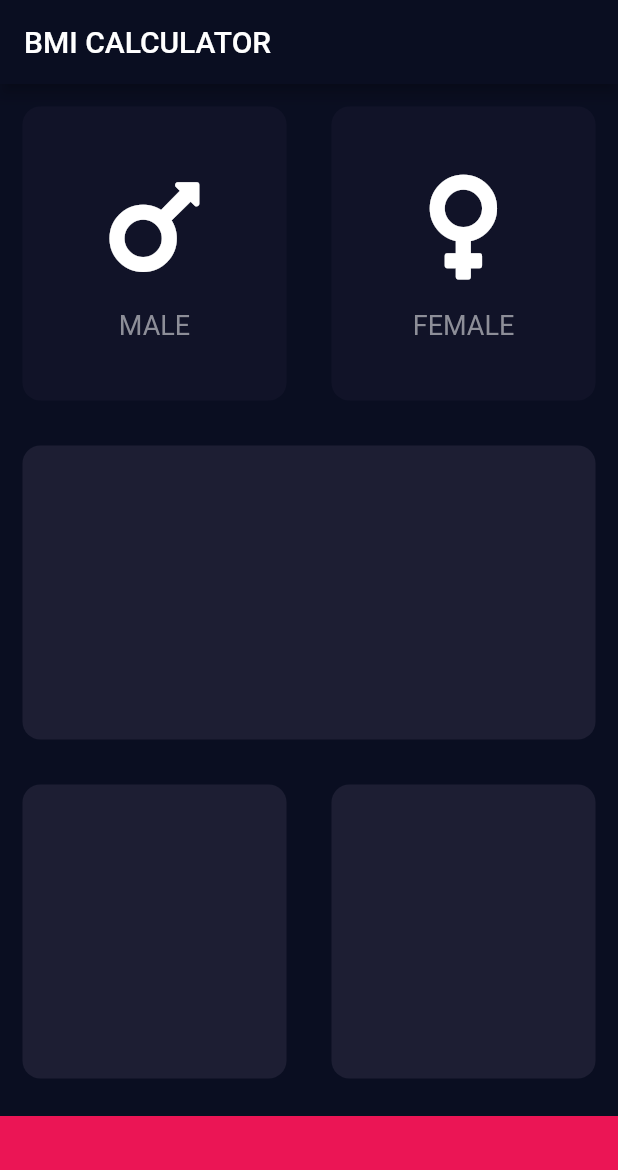
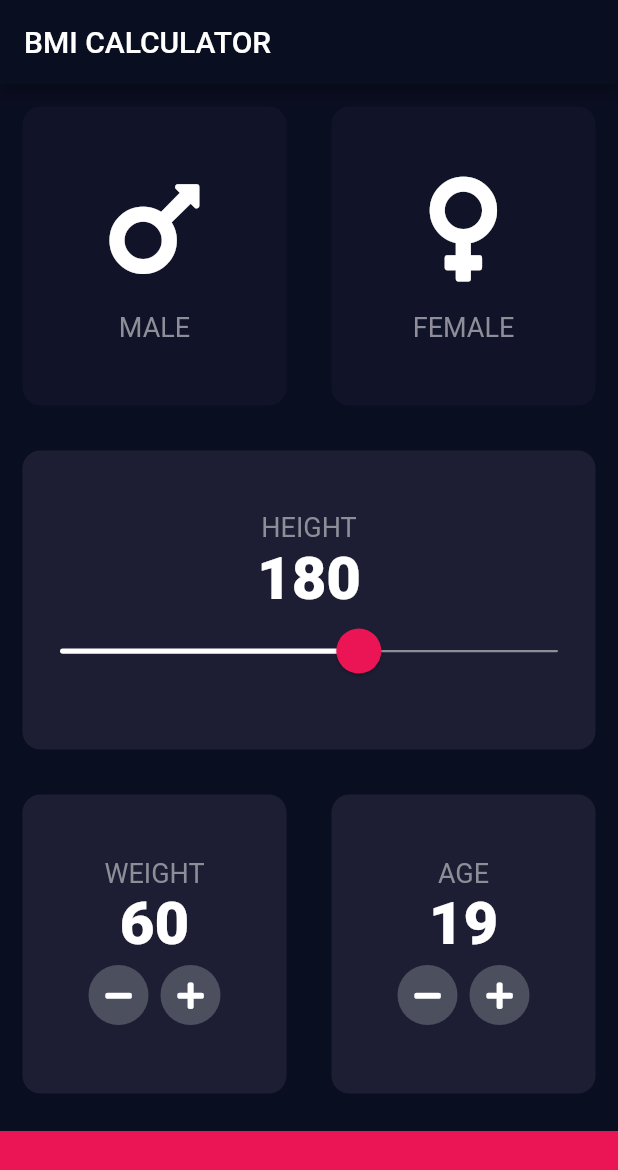
Before and after one commit to frankdavid-addae/bmi_calculator_flutter, a Flutter app: the screen it shows after launch, on a phone screen of 412 x 824 dp. Shown: the top 1170 px of the screen. Run offline on Flutter 3.47's test engine with Material 2 defaults, Android fonts, the phone set to English and light mode, and no system bars; our stand-ins replace font_awesome_flutter.

Commit message:
added age and weight components

```diff
--- a/lib/constants.dart
+++ b/lib/constants.dart
@@ -1,13 +1,19 @@
 import 'package:flutter/material.dart';
 
-const xiketicColor = Color(0xFF0A0E21);
-const xiketicColorDarker = Color(0xFF111328);
-const spaceCadetColor = Color(0XFF1D1E33);
-const amaranthColor = Color(0XFFEB1555);
-const whiteColor = Color(0XFFFFFFFF);
-const romanSilverColor = Color(0XFF8D8E98);
+const kXiketicColor = Color(0xFF0A0E21);
+const kXiketicColorDarker = Color(0xFF111328);
+const kSpaceCadetColor = Color(0XFF1D1E33);
+const kAmaranthColor = Color(0XFFEB1555);
+const kWhiteColor = Color(0XFFFFFFFF);
+const kRomanSilverColor = Color(0XFF8D8E98);
+const kIndependenceColor = Color(0XFF4C4F5E);
 
-const labelTextStyle = TextStyle(
+const kLabelTextStyle = TextStyle(
   fontSize: 18.0,
-  color: romanSilverColor,
+  color: kRomanSilverColor,
 );
+
+const kNumberTextStyle = TextStyle(
+  fontSize: 40.0,
+  fontWeight: FontWeight.w900,
+);
--- a/lib/custom_icon_content.dart
+++ b/lib/custom_icon_content.dart
@@ -23,7 +23,7 @@ class CustomIconContent extends StatelessWidget {
         const SizedBox(height: 15.0),
         Text(
           label!,
-          style: labelTextStyle,
+          style: kLabelTextStyle,
         )
       ],
     );
--- a/lib/input_page.dart
+++ b/lib/input_page.dart
@@ -1,10 +1,11 @@
 import 'package:bmi_calculator/constants.dart';
 import 'package:bmi_calculator/custom_icon_content.dart';
 import 'package:bmi_calculator/reusable_card.dart';
+import 'package:bmi_calculator/round_icon_button.dart';
 import 'package:flutter/material.dart';
 import 'package:font_awesome_flutter/font_awesome_flutter.dart';
 
-const bottomContainerHeight = 80.0;
+const bottomContainerHeight = 70.0;
 enum Gender { male, female }
 
 class InputPage extends StatefulWidget {
@@ -16,6 +17,9 @@ class InputPage extends StatefulWidget {
 
 class _InputPageState extends State<InputPage> {
   Gender? selectedGender;
+  int height = 180;
+  int weight = 60;
+  int age = 19;
 
   @override
   Widget build(BuildContext context) {
@@ -25,6 +29,7 @@ class _InputPageState extends State<InputPage> {
       ),
       body: Column(
         mainAxisAlignment: MainAxisAlignment.spaceBetween,
+        crossAxisAlignment: CrossAxisAlignment.stretch,
         children: [
           Expanded(
             child: Row(
@@ -36,8 +41,8 @@ class _InputPageState extends State<InputPage> {
                       setState(() => selectedGender = Gender.male);
                     },
                     cardColor: selectedGender == Gender.male
-                        ? spaceCadetColor
-                        : xiketicColorDarker,
+                        ? kSpaceCadetColor
+                        : kXiketicColorDarker,
                     cardChild: const CustomIconContent(
                       icon: FontAwesomeIcons.mars,
                       label: 'MALE',
@@ -50,8 +55,8 @@ class _InputPageState extends State<InputPage> {
                       setState(() => selectedGender = Gender.female);
                     },
                     cardColor: selectedGender == Gender.female
-                        ? spaceCadetColor
-                        : xiketicColorDarker,
+                        ? kSpaceCadetColor
+                        : kXiketicColorDarker,
                     cardChild: const CustomIconContent(
                       icon: FontAwesomeIcons.venus,
                       label: 'FEMALE',
@@ -61,30 +66,122 @@ class _InputPageState extends State<InputPage> {
               ],
             ),
           ),
-          const Expanded(
+          Expanded(
             child: ReusableCard(
-              cardColor: spaceCadetColor,
+              cardColor: kSpaceCadetColor,
+              cardChild: Column(
+                mainAxisAlignment: MainAxisAlignment.center,
+                children: [
+                  const Text(
+                    'HEIGHT',
+                    style: kLabelTextStyle,
+                  ),
+                  Row(
+                    mainAxisAlignment: MainAxisAlignment.center,
+                    crossAxisAlignment: CrossAxisAlignment.baseline,
+                    textBaseline: TextBaseline.alphabetic,
+                    children: [
+                      Text('$height', style: kNumberTextStyle),
+                    ],
+                  ),
+                  SliderTheme(
+                    data: SliderTheme.of(context).copyWith(
+                      trackHeight: 1.5,
+                      thumbColor: kAmaranthColor,
+                      activeTrackColor: kWhiteColor,
+                      inactiveTrackColor: kRomanSilverColor,
+                      overlayColor: kAmaranthColor.withOpacity(0.16),
+                      thumbShape: const RoundSliderThumbShape(
+                        enabledThumbRadius: 15.0,
+                      ),
+                      overlayShape: const RoundSliderOverlayShape(
+                        overlayRadius: 25.0,
+                      ),
+                    ),
+                    child: Slider(
+                      value: height.toDouble(),
+                      min: 120.0,
+                      max: 220.0,
+                      onChanged: (value) {
+                        setState(() => height = value.round());
+                      },
+                    ),
+                  ),
+                ],
+              ),
             ),
           ),
           Expanded(
             child: Row(
               mainAxisAlignment: MainAxisAlignment.spaceBetween,
-              children: const [
+              children: [
                 Expanded(
                   child: ReusableCard(
-                    cardColor: spaceCadetColor,
+                    cardColor: kSpaceCadetColor,
+                    cardChild: Column(
+                      mainAxisAlignment: MainAxisAlignment.center,
+                      children: [
+                        const Text('WEIGHT', style: kLabelTextStyle),
+                        Text('$weight', style: kNumberTextStyle),
+                        Row(
+                          mainAxisAlignment: MainAxisAlignment.center,
+                          children: [
+                            RoundIconButton(
+                              onPressed: () {
+                                if (weight != 0) {
+                                  setState(() => weight--);
+                                }
+                              },
+                              icon: FontAwesomeIcons.minus,
+                            ),
+                            RoundIconButton(
+                              onPressed: () {
+                                setState(() => weight++);
+                              },
+                              icon: FontAwesomeIcons.plus,
+                            ),
+                          ],
+                        ),
+                      ],
+                    ),
                   ),
                 ),
                 Expanded(
                   child: ReusableCard(
-                    cardColor: spaceCadetColor,
+                    cardColor: kSpaceCadetColor,
+                    cardChild: Column(
+                      mainAxisAlignment: MainAxisAlignment.center,
+                      children: [
+                        const Text('AGE', style: kLabelTextStyle),
+                        Text('$age', style: kNumberTextStyle),
+                        Row(
+                          mainAxisAlignment: MainAxisAlignment.center,
+                          children: [
+                            RoundIconButton(
+                              onPressed: () {
+                                if (age != 0) {
+                                  setState(() => age--);
+                                }
+                              },
+                              icon: FontAwesomeIcons.minus,
+                            ),
+                            RoundIconButton(
+                              onPressed: () {
+                                setState(() => age++);
+                              },
+                              icon: FontAwesomeIcons.plus,
+                            ),
+                          ],
+                        ),
+                      ],
+                    ),
                   ),
                 ),
               ],
             ),
           ),
           Container(
-            color: amaranthColor,
+            color: kAmaranthColor,
             margin: const EdgeInsets.only(top: 10.0),
             width: double.infinity,
             height: bottomContainerHeight,
--- a/lib/main.dart
+++ b/lib/main.dart
@@ -14,11 +14,11 @@ class BMICalculator extends StatelessWidget {
     return MaterialApp(
       debugShowCheckedModeBanner: false,
       theme: ThemeData.dark().copyWith(
-        primaryColor: xiketicColor,
+        primaryColor: kXiketicColor,
         appBarTheme: const AppBarTheme(
-          backgroundColor: xiketicColor,
+          backgroundColor: kXiketicColor,
         ),
-        scaffoldBackgroundColor: xiketicColor,
+        scaffoldBackgroundColor: kXiketicColor,
       ),
       home: const InputPage(),
     );
--- /dev/null
+++ b/lib/round_icon_button.dart
@@ -0,0 +1,32 @@
+import 'package:bmi_calculator/constants.dart';
+import 'package:flutter/material.dart';
+
+class RoundIconButton extends StatelessWidget {
+  const RoundIconButton({
+    Key? key,
+    this.icon,
+    this.onPressed,
+  }) : super(key: key);
+
+  final IconData? icon;
+  final VoidCallback? onPressed;
+
+  @override
+  Widget build(BuildContext context) {
+    return RawMaterialButton(
+      child: Icon(
+        icon,
+        size: 20.0,
+        color: kWhiteColor,
+      ),
+      onPressed: onPressed,
+      elevation: 0.0,
+      constraints: const BoxConstraints.tightFor(
+        width: 40.0,
+        height: 40.0,
+      ),
+      shape: const CircleBorder(),
+      fillColor: kIndependenceColor,
+    );
+  }
+}
```
